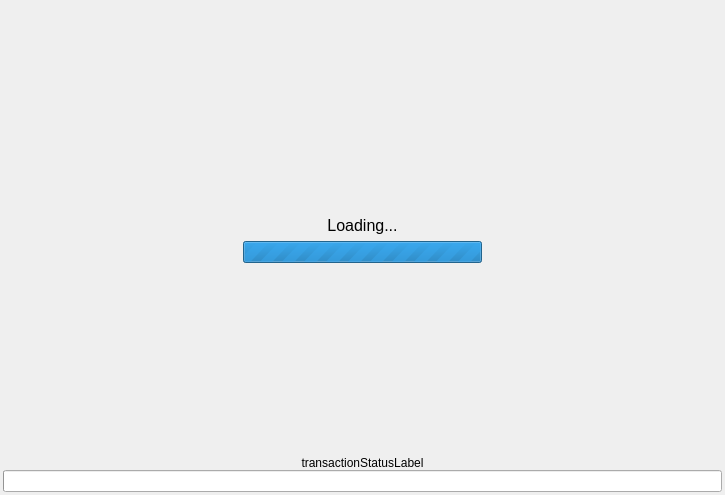
The window that app-center/mainwindow.ui (acidburn0zzz/app-center) describes before a commit, drawn with Qt 5.
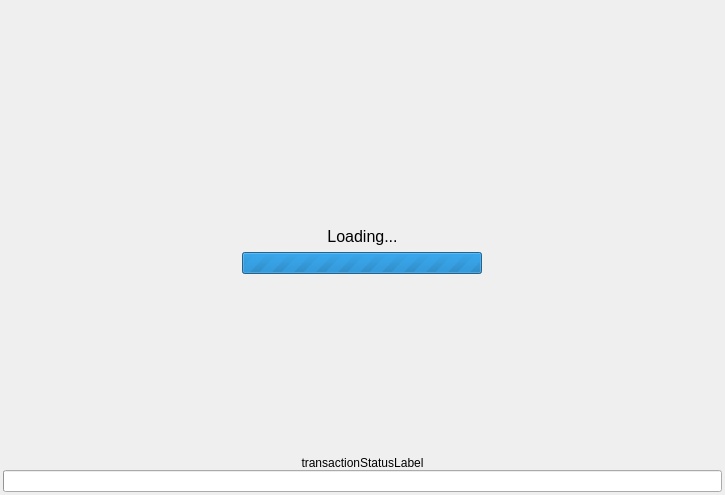
The same window after the commit. The open tabs and pages were chosen to show the change. Icons and pictures are not drawn.

Patch:
```diff
--- a/app-center/mainwindow.ui
+++ b/app-center/mainwindow.ui
@@ -2628,13 +2628,10 @@
           <property name="orientation">
            <enum>Qt::Vertical</enum>
           </property>
-          <property name="sizeType">
-           <enum>QSizePolicy::Expanding</enum>
-          </property>
           <property name="sizeHint" stdset="0">
            <size>
-            <width>20</width>
-            <height>143</height>
+            <width>0</width>
+            <height>0</height>
            </size>
           </property>
          </spacer>
@@ -2666,6 +2663,18 @@
         </item>
         <item>
          <widget class="QLabel" name="loadingLabel">
+          <property name="sizePolicy">
+           <sizepolicy hsizetype="Preferred" vsizetype="Maximum">
+            <horstretch>0</horstretch>
+            <verstretch>0</verstretch>
+           </sizepolicy>
+          </property>
+          <property name="minimumSize">
+           <size>
+            <width>0</width>
+            <height>40</height>
+           </size>
+          </property>
           <property name="font">
            <font>
             <pointsize>12</pointsize>
@@ -2675,7 +2684,7 @@
            <string>Loading...</string>
           </property>
           <property name="alignment">
-           <set>Qt::AlignCenter</set>
+           <set>Qt::AlignBottom|Qt::AlignHCenter</set>
           </property>
          </widget>
         </item>
@@ -2691,14 +2700,20 @@
             </property>
             <property name="sizeHint" stdset="0">
              <size>
-              <width>240</width>
-              <height>20</height>
+              <width>0</width>
+              <height>0</height>
              </size>
             </property>
            </spacer>
           </item>
           <item>
            <widget class="QProgressBar" name="loadingProgressBar">
+            <property name="sizePolicy">
+             <sizepolicy hsizetype="Preferred" vsizetype="Maximum">
+              <horstretch>0</horstretch>
+              <verstretch>0</verstretch>
+             </sizepolicy>
+            </property>
             <property name="maximumSize">
              <size>
               <width>240</width>
@@ -2723,8 +2738,8 @@
             </property>
             <property name="sizeHint" stdset="0">
              <size>
-              <width>240</width>
-              <height>20</height>
+              <width>0</width>
+              <height>0</height>
              </size>
             </property>
            </spacer>
@@ -2741,7 +2756,7 @@
           </property>
           <property name="sizeHint" stdset="0">
            <size>
-            <width>20</width>
+            <width>0</width>
             <height>40</height>
            </size>
           </property>
@@ -2752,13 +2767,10 @@
           <property name="orientation">
            <enum>Qt::Vertical</enum>
           </property>
-          <property name="sizeType">
-           <enum>QSizePolicy::MinimumExpanding</enum>
-          </property>
           <property name="sizeHint" stdset="0">
            <size>
-            <width>20</width>
-            <height>40</height>
+            <width>0</width>
+            <height>0</height>
            </size>
           </property>
          </spacer>
```
Left out of the diff: 12 changed lines with no effect on the pictures.
